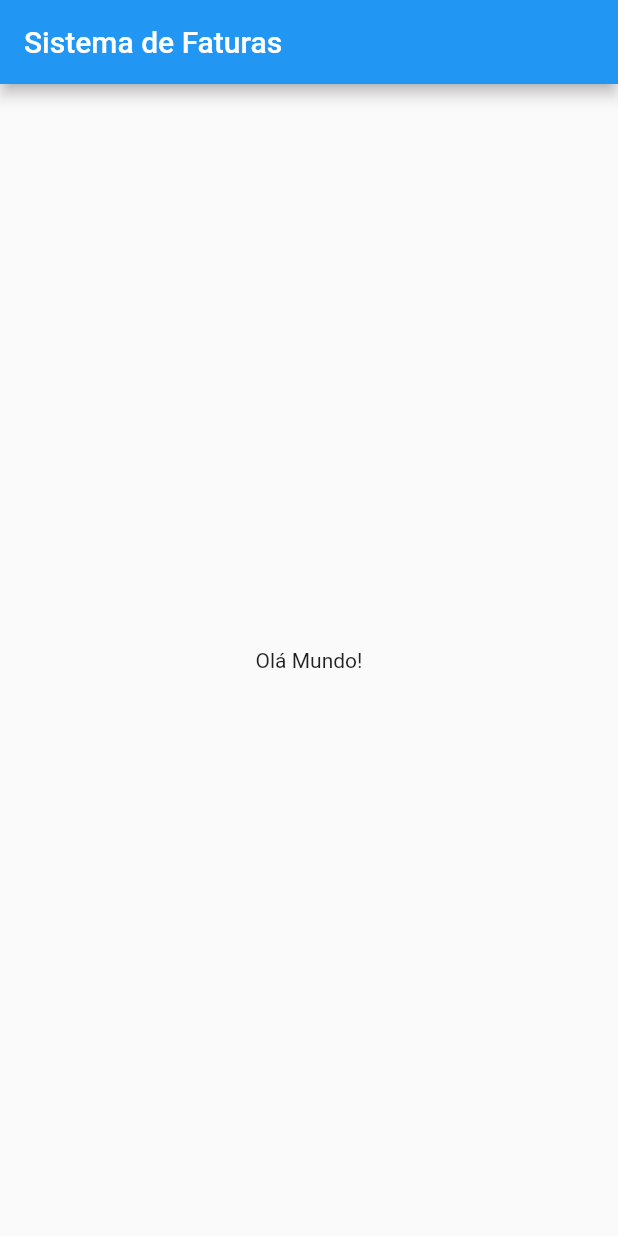
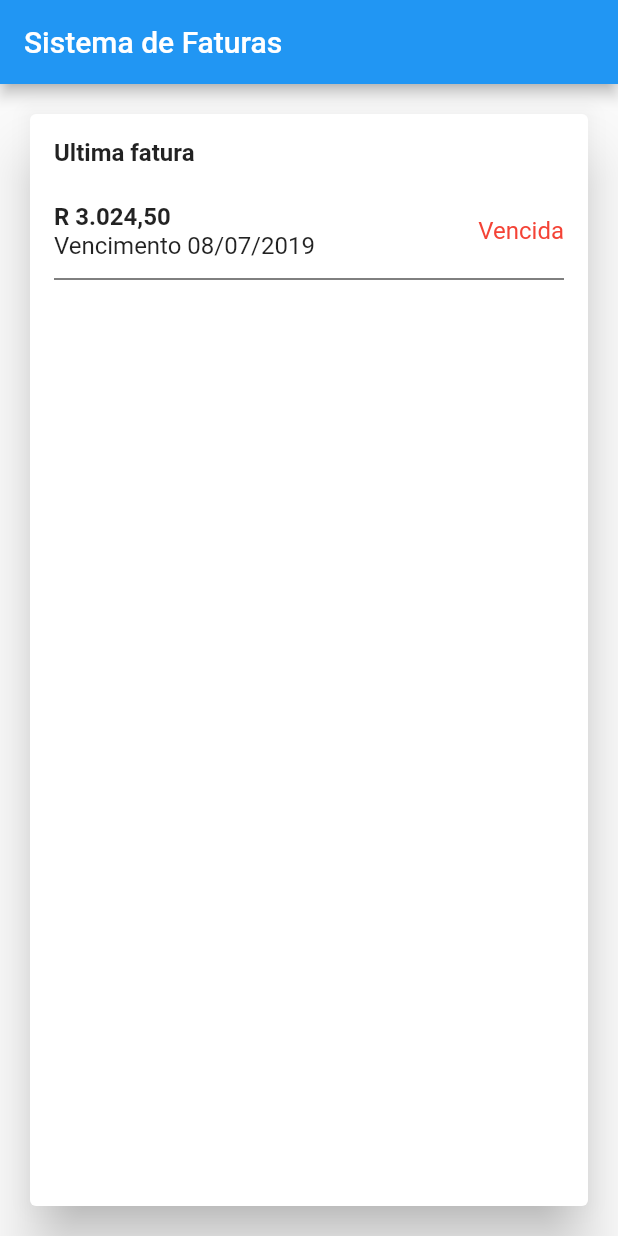
Before and after one commit to leticiamrosa/invoices-flutter, a Flutter app: the screen it shows after launch, on a phone screen of 412 x 824 dp. Run offline on Flutter 3.47's test engine with Material 2 defaults, Android fonts, the phone set to English and light mode, and no system bars.

Commit message:
feat: create initial widgets

```diff
--- a/lib/main.dart
+++ b/lib/main.dart
@@ -1,24 +1,6 @@
 import 'package:flutter/material.dart';
+import 'package:invoices/src/features/payments/presentation/screens/select_payment_screen.dart';
 
 void main() {
-  runApp(const Faturas());
+  runApp(const SelectPaymentScreen());
 }
-
-class Faturas extends StatelessWidget {
-  const Faturas({Key? key}) : super(key: key);
-
-  @override
-  Widget build(BuildContext context) {
-    return MaterialApp(
-      title: 'Sistema de Faturas',
-      home: Scaffold(
-        appBar: AppBar(
-          title: const Text('Sistema de Faturas'),
-        ),
-        body: const Center(
-          child: Text('Olá Mundo!'),
-        ),
-      ),
-    );
-  }
-}
--- /dev/null
+++ b/lib/src/features/payments/presentation/screens/select_payment_screen.dart
@@ -0,0 +1,19 @@
+import 'package:flutter/material.dart';
+import 'package:invoices/src/features/payments/presentation/widgets/payment_card_content.dart';
+
+class SelectPaymentScreen extends StatelessWidget {
+  const SelectPaymentScreen({super.key});
+
+  @override
+  Widget build(BuildContext context) {
+    return MaterialApp(
+      title: 'Sistema de Faturas',
+      home: Scaffold(
+        appBar: AppBar(
+          title: const Text('Sistema de Faturas'),
+        ),
+        body: const PaymentCardContent(),
+      ),
+    );
+  }
+}
--- /dev/null
+++ b/lib/src/features/payments/presentation/widgets/invoice_info.dart
@@ -0,0 +1,73 @@
+import 'package:flutter/material.dart';
+
+class InvoiceInfo extends StatelessWidget {
+  const InvoiceInfo({Key? key}) : super(key: key);
+
+  @override
+  Widget build(BuildContext context) {
+    return Column(children: [
+      Padding(
+          padding: const EdgeInsets.fromLTRB(16.0, 16.0, 16.0, 16.0),
+          child: Row(
+            children: const [
+              Text(
+                'Ultima fatura',
+                textDirection: TextDirection.ltr,
+                style: TextStyle(fontWeight: FontWeight.bold, fontSize: 16),
+              )
+            ],
+          )),
+      Padding(
+        padding: const EdgeInsets.fromLTRB(16.0, 8.0, 16.0, 4.0),
+        child: Row(
+          children: [
+            Column(
+              crossAxisAlignment: CrossAxisAlignment.start,
+              children: [
+                Row(
+                  textDirection: TextDirection.ltr,
+                  children: const [
+                    Text(
+                      'R 3.024,50',
+                      textDirection: TextDirection.ltr,
+                      style:
+                          TextStyle(fontWeight: FontWeight.bold, fontSize: 16),
+                    ),
+                  ],
+                ),
+                Row(
+                  children: const [
+                    Text(
+                      'Vencimento 08/07/2019',
+                      textDirection: TextDirection.ltr,
+                      style: TextStyle(fontSize: 16),
+                    ),
+                  ],
+                )
+              ],
+            ),
+            Expanded(
+                child: Column(
+              mainAxisAlignment: MainAxisAlignment.end,
+              crossAxisAlignment: CrossAxisAlignment.end,
+              children: const [
+                Text(
+                  'Vencida',
+                  textDirection: TextDirection.ltr,
+                  style: TextStyle(fontSize: 16, color: Colors.red),
+                ),
+              ],
+            ))
+          ],
+        ),
+      ),
+      const Padding(
+        padding: EdgeInsets.fromLTRB(16.0, 8.0, 16.0, 4.0),
+        child: Divider(
+          height: 2,
+          color: Colors.black,
+        ),
+      )
+    ]);
+  }
+}
--- /dev/null
+++ b/lib/src/features/payments/presentation/widgets/payment_card_content.dart
@@ -0,0 +1,18 @@
+import 'package:flutter/material.dart';
+import 'package:invoices/src/features/payments/presentation/widgets/invoice_info.dart';
+
+class PaymentCardContent extends StatelessWidget {
+  const PaymentCardContent({Key? key}) : super(key: key);
+
+  @override
+  Widget build(BuildContext context) {
+    return Scaffold(
+        body: Container(
+            margin: const EdgeInsets.all(16.0),
+            child: Card(
+                elevation: 16,
+                child: Column(
+                  children: const [InvoiceInfo()],
+                ))));
+  }
+}
```
